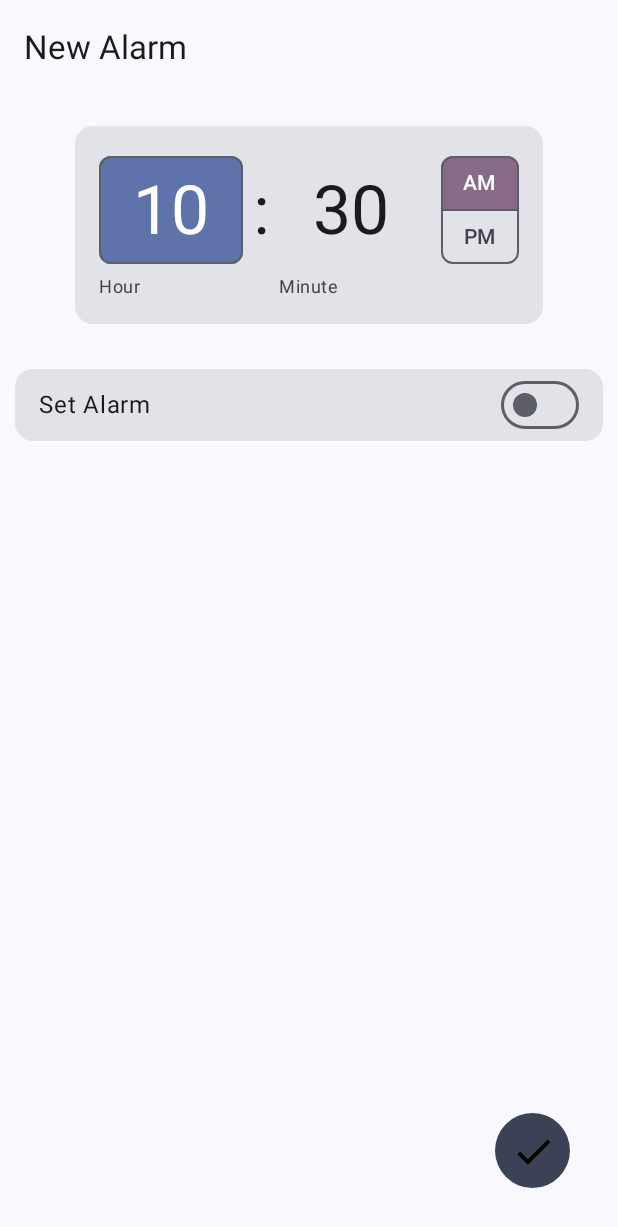
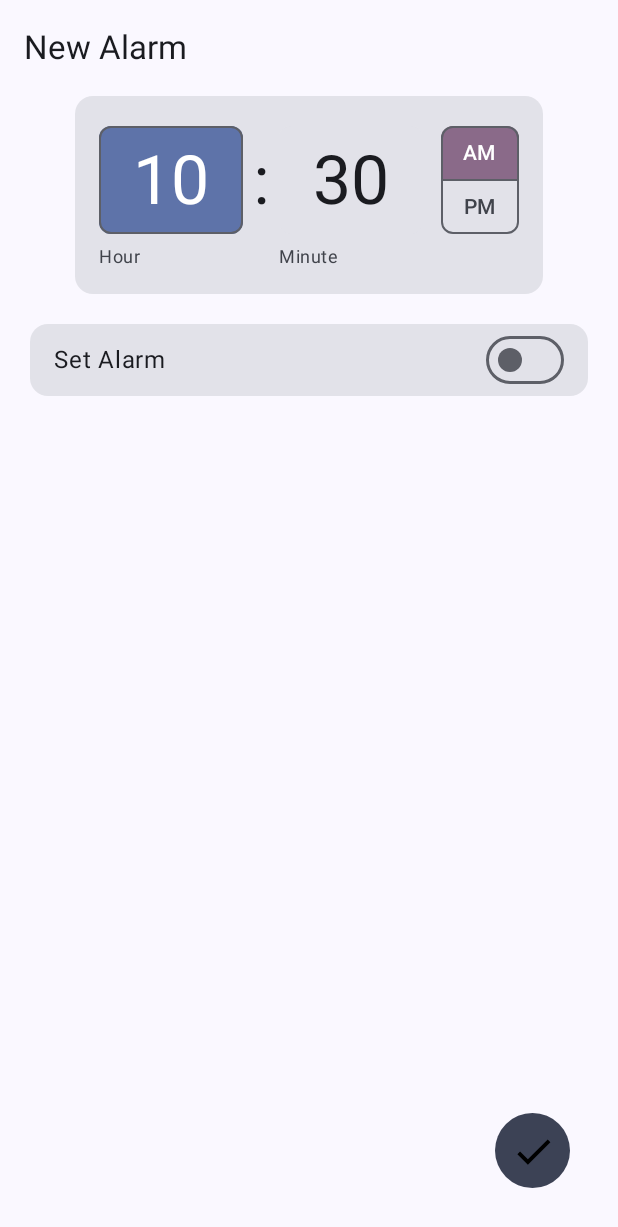
Before and after one commit to noahgiboney/puzzle-clock, an Android app built with Jetpack Compose: the NewAlarmActivity screen opened directly, with no data from a screen before it, on a phone screen of 412 x 824 dp. Shown: the top 1227 px of the screen. Run offline under Robolectric (Android 15) with nearby library versions, the phone set to English and light mode, and no system bars.

Commit message:
setup project structure and small padding tweaks

```diff
--- a/app/src/main/AndroidManifest.xml
+++ b/app/src/main/AndroidManifest.xml
@@ -13,12 +13,12 @@
         android:theme="@style/Theme.PuzzleClock"
         tools:targetApi="31">
         <activity
-            android:name=".NewAlarmActivity"
+            android:name=".ui.NewAlarmActivity"
             android:exported="true"
             android:label="@string/title_activity_new_alarm"
             android:theme="@style/Theme.PuzzleClock" />
         <activity
-            android:name=".MainActivity"
+            android:name=".ui.MainActivity"
             android:exported="true"
             android:label="@string/app_name"
             android:theme="@style/Theme.PuzzleClock">
--- a/app/src/main/java/com/example/puzzleclock/ui/MainActivity.kt
+++ b/app/src/main/java/com/example/puzzleclock/ui/MainActivity.kt
@@ -1,4 +1,4 @@
-package com.example.puzzleclock
+package com.example.puzzleclock.ui
 
 import android.os.Bundle
 import androidx.activity.ComponentActivity
--- a/app/src/main/java/com/example/puzzleclock/ui/NewAlarmActivity.kt
+++ b/app/src/main/java/com/example/puzzleclock/ui/NewAlarmActivity.kt
@@ -1,4 +1,4 @@
-package com.example.puzzleclock
+package com.example.puzzleclock.ui
 
 import android.os.Bundle
 import androidx.activity.ComponentActivity
@@ -30,6 +30,9 @@ import androidx.compose.ui.unit.dp
 import com.example.puzzleclock.ui.theme.PuzzleClockTheme
 import java.util.Calendar
 import androidx.lifecycle.viewmodel.compose.viewModel
+import com.example.puzzleclock.viewModels.NewAlarmViewModel
+import com.example.puzzleclock.R
+import com.example.puzzleclock.ui.components.FloatingActionButton
 
 class NewAlarmActivity : ComponentActivity() {
     override fun onCreate(savedInstanceState: Bundle?) {
@@ -70,7 +73,11 @@ fun NewAlarmScaffold(
 
 @Composable
 fun AddAlarmScreen(modifier: Modifier = Modifier) {
-    Column(modifier = modifier) {
+    Column(
+        modifier = modifier
+            .padding(horizontal = 10.dp),
+        verticalArrangement = Arrangement.spacedBy(10.dp)
+    ) {
         TimePicker()
 
         AlarmToggle(viewModel = viewModel())
@@ -92,16 +99,16 @@ fun TimePicker(modifier: Modifier = Modifier) {
     Card(
         modifier = modifier
             .fillMaxWidth()
-            .padding(vertical = 20.dp, horizontal = 50.dp),
+            .padding(horizontal = 40.dp),
     ) {
         Box(
             modifier = Modifier
                 .fillMaxWidth()
-                .padding(top = 20.dp),
+                .padding(horizontal = 15.dp),
             contentAlignment = Alignment.Center
         ) {
             TimeInput(
-                modifier = Modifier,
+                modifier = modifier.padding(top = 20.dp),
                 state = timePickerState,
 
             )
--- a/app/src/main/java/com/example/puzzleclock/ui/components/FloatingActionButton.kt
+++ b/app/src/main/java/com/example/puzzleclock/ui/components/FloatingActionButton.kt
@@ -1,9 +1,7 @@
-package com.example.puzzleclock
+package com.example.puzzleclock.ui.components
 
 import androidx.compose.foundation.background
 import androidx.compose.foundation.layout.Box
-import androidx.compose.foundation.layout.offset
-import androidx.compose.foundation.layout.padding
 import androidx.compose.foundation.layout.size
 import androidx.compose.foundation.shape.CircleShape
 import androidx.compose.material3.Icon
--- a/app/src/main/java/com/example/puzzleclock/viewModels/NewAlarmViewModel.kt
+++ b/app/src/main/java/com/example/puzzleclock/viewModels/NewAlarmViewModel.kt
@@ -1,21 +1,14 @@
-package com.example.puzzleclock
+package com.example.puzzleclock.viewModels
 
-import androidx.compose.material3.ExperimentalMaterial3Api
-import androidx.compose.material3.TimeInput
-import androidx.compose.material3.rememberTimePickerState
 import androidx.compose.runtime.getValue
 import androidx.compose.runtime.mutableStateOf
-import androidx.compose.runtime.remember
 import androidx.compose.runtime.setValue
 import androidx.lifecycle.ViewModel
-import java.util.Calendar
 
 class NewAlarmViewModel: ViewModel() {
 
     var isAlarmSet by mutableStateOf(false)
 
-    private val currentDay = Calendar.getInstance()
-
     fun addAlarm() {
 
     }
```
